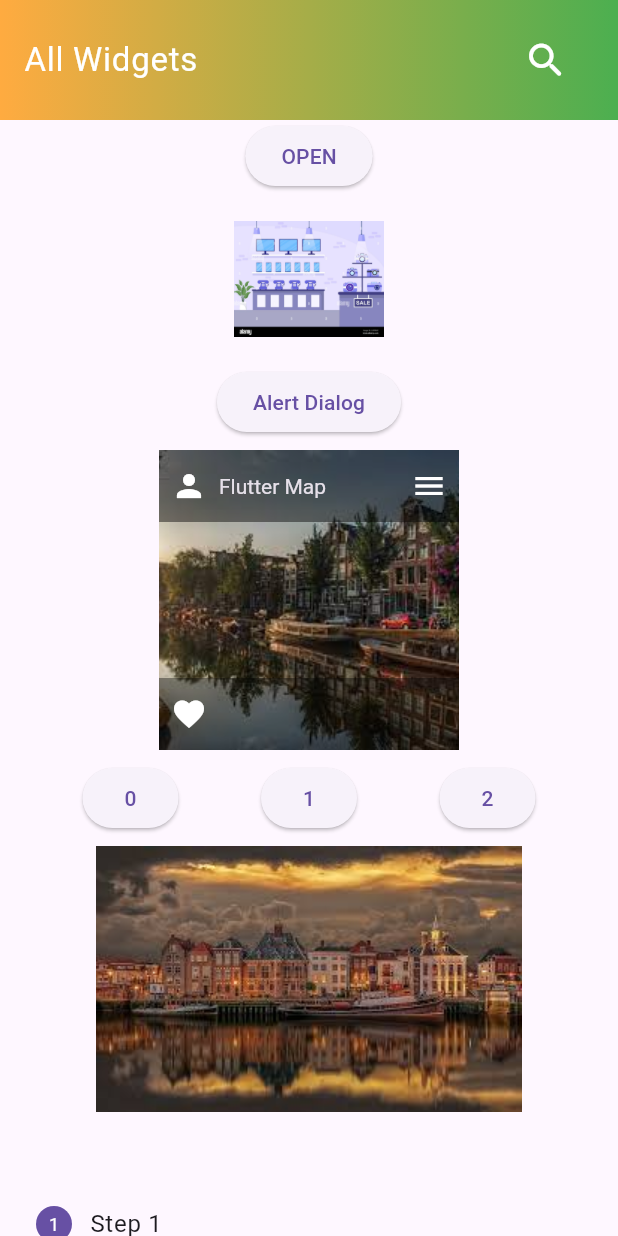
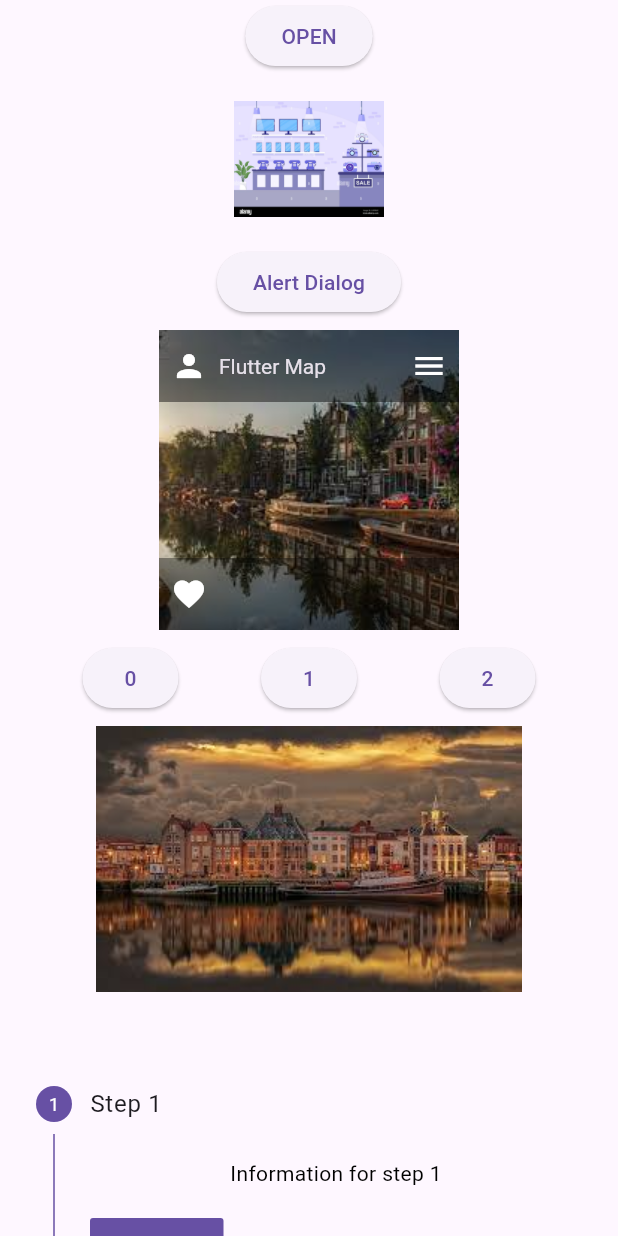
Before and after one commit to harshal727/firebasedemo, a Flutter app: the AllWidgets screen opened directly, on a phone screen of 412 x 824 dp. Run offline on Flutter 3.47's test engine with Material 3 defaults, Android fonts, the light colour scheme and no system bars; our stand-ins replace awesome_notifications, carousel_slider, cloud_firestore, firebase_auth, firebase_core, firebase_storage and 8 more; missing offline and left inert: razorpay_flutter, sms_otp_auto_verify; accounts and stored records are empty.

Commit message:
remove appbar

```diff
--- a/lib/all_widgets.dart
+++ b/lib/all_widgets.dart
@@ -19,30 +19,30 @@ class _AllWidgetsState extends State<AllWidgets> with TickerProviderStateMixin {
   @override
   Widget build(BuildContext context) {
     return Scaffold(
-      appBar: PreferredSize(
-        preferredSize: const Size.fromHeight(80),
-        child: Container(
-          height: 120,
-          decoration: const BoxDecoration(
-              gradient:
-                  LinearGradient(colors: [Colors.orangeAccent, Colors.green])),
-          child: Center(
-            child: ListTile(
-              trailing: IconButton(
-                  onPressed: () {},
-                  icon: const Icon(
-                    Icons.search_rounded,
-                    color: Colors.white,
-                    size: 30,
-                  )),
-              title: const Text(
-                "All Widgets",
-                style: TextStyle(color: Colors.white, fontSize: 22),
-              ),
-            ),
-          ),
-        ),
-      ),
+      // appBar: PreferredSize(
+      //   preferredSize: const Size.fromHeight(80),
+      //   child: Container(
+      //     height: 120,
+      //     decoration: const BoxDecoration(
+      //         gradient:
+      //             LinearGradient(colors: [Colors.orangeAccent, Colors.green])),
+      //     child: Center(
+      //       child: ListTile(
+      //         trailing: IconButton(
+      //             onPressed: () {},
+      //             icon: const Icon(
+      //               Icons.search_rounded,
+      //               color: Colors.white,
+      //               size: 30,
+      //             )),
+      //         title: const Text(
+      //           "All Widgets",
+      //           style: TextStyle(color: Colors.white, fontSize: 22),
+      //         ),
+      //       ),
+      //     ),
+      //   ),
+      // ),
       body: Center(
         child: SingleChildScrollView(
           child: Column(
```
